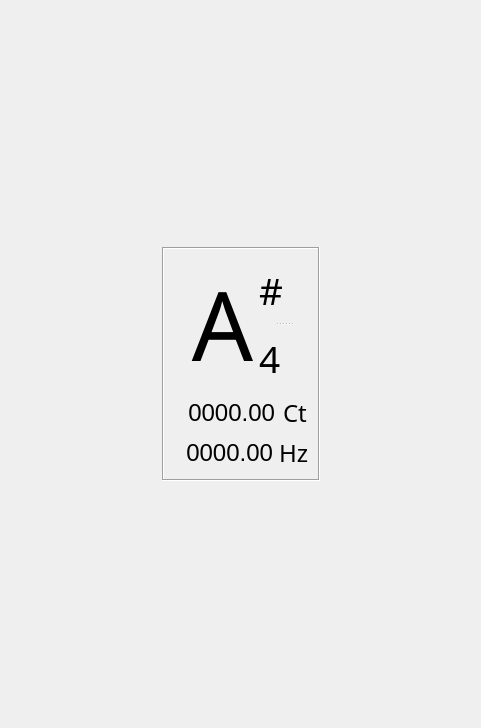
First picture: the form in src/ui/tuner.ui, repository StevenBaby/musico, before the edit.
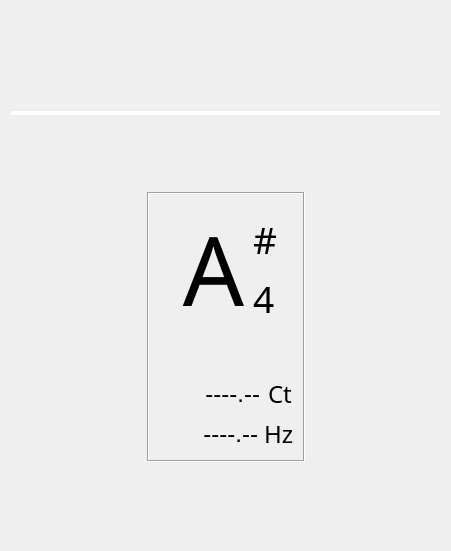
Second picture: the form after the edit.

What changed in the file:
```diff
--- a/src/ui/tuner.ui
+++ b/src/ui/tuner.ui
@@ -6,8 +6,8 @@
    <rect>
     <x>0</x>
     <y>0</y>
-    <width>481</width>
-    <height>728</height>
+    <width>451</width>
+    <height>551</height>
    </rect>
   </property>
   <property name="windowTitle">
@@ -15,9 +15,60 @@
   </property>
   <layout class="QVBoxLayout" name="verticalLayout_2">
    <item>
+    <widget class="QSplitter" name="splitter">
+     <property name="styleSheet">
+      <string notr="true">QSplitter::handle {
+	background-color: rgb(255, 255, 255);
+	border-color: rgb(0, 0, 0);
+}</string>
+     </property>
+     <property name="frameShape">
+      <enum>QFrame::NoFrame</enum>
+     </property>
+     <property name="frameShadow">
+      <enum>QFrame::Plain</enum>
+     </property>
+     <property name="orientation">
+      <enum>Qt::Vertical</enum>
+     </property>
+     <property name="opaqueResize">
+      <bool>true</bool>
+     </property>
+     <widget class="QFrame" name="frame_2">
+      <property name="minimumSize">
+       <size>
+        <width>0</width>
+        <height>100</height>
+       </size>
+      </property>
+      <property name="frameShape">
+       <enum>QFrame::NoFrame</enum>
+      </property>
+      <property name="frameShadow">
+       <enum>QFrame::Plain</enum>
+      </property>
+      <layout class="QVBoxLayout" name="verticalLayout_3">
+       <property name="spacing">
+        <number>0</number>
+       </property>
+       <property name="leftMargin">
+        <number>0</number>
+       </property>
+       <property name="topMargin">
+        <number>0</number>
+       </property>
+       <property name="rightMargin">
+        <number>0</number>
+       </property>
+       <property name="bottomMargin">
+        <number>0</number>
+       </property>
+       <item>
     <layout class="QVBoxLayout" name="buffer_layout"/>
    </item>
-   <item>
+      </layout>
+     </widget>
+     <widget class="QWidget" name="">
     <layout class="QHBoxLayout" name="horizontalLayout_3">
      <item>
       <spacer name="horizontalSpacer">
@@ -49,6 +100,9 @@
        <layout class="QVBoxLayout" name="verticalLayout">
         <item>
          <layout class="QHBoxLayout" name="horizontalLayout">
+            <property name="spacing">
+             <number>0</number>
+            </property>
           <item>
            <widget class="QLabel" name="note">
             <property name="font">
@@ -66,10 +120,15 @@
            </widget>
           </item>
           <item>
-           <widget class="QSplitter" name="splitter">
-            <property name="orientation">
-             <enum>Qt::Vertical</enum>
-            </property>
+             <widget class="QWidget" name="widget1" native="true">
+              <property name="maximumSize">
+               <size>
+                <width>50</width>
+                <height>16777215</height>
+               </size>
+              </property>
+              <layout class="QVBoxLayout" name="verticalLayout_4">
+               <item>
             <widget class="QLabel" name="accidental">
              <property name="sizePolicy">
               <sizepolicy hsizetype="Fixed" vsizetype="Fixed">
@@ -79,7 +138,7 @@
              </property>
              <property name="maximumSize">
               <size>
-               <width>50</width>
+                   <width>30</width>
                <height>16777215</height>
               </size>
              </property>
@@ -96,6 +155,8 @@
               <set>Qt::AlignLeading|Qt::AlignLeft|Qt::AlignVCenter</set>
              </property>
             </widget>
+               </item>
+               <item>
             <widget class="QLabel" name="number">
              <property name="sizePolicy">
               <sizepolicy hsizetype="Fixed" vsizetype="Fixed">
@@ -105,7 +166,7 @@
              </property>
              <property name="maximumSize">
               <size>
-               <width>50</width>
+                   <width>30</width>
                <height>16777215</height>
               </size>
              </property>
@@ -122,10 +183,52 @@
               <set>Qt::AlignLeading|Qt::AlignLeft|Qt::AlignVCenter</set>
              </property>
             </widget>
+               </item>
+              </layout>
            </widget>
           </item>
          </layout>
         </item>
+          <item>
+           <widget class="QWidget" name="centbar_widget" native="true">
+            <property name="minimumSize">
+             <size>
+              <width>0</width>
+              <height>30</height>
+             </size>
+            </property>
+            <property name="maximumSize">
+             <size>
+              <width>16777215</width>
+              <height>30</height>
+             </size>
+            </property>
+            <layout class="QHBoxLayout" name="horizontalLayout_5">
+             <property name="spacing">
+              <number>0</number>
+             </property>
+             <property name="leftMargin">
+              <number>0</number>
+             </property>
+             <property name="topMargin">
+              <number>0</number>
+             </property>
+             <property name="rightMargin">
+              <number>0</number>
+             </property>
+             <property name="bottomMargin">
+              <number>0</number>
+             </property>
+             <item>
+              <layout class="QVBoxLayout" name="centbar_layout">
+               <property name="spacing">
+                <number>0</number>
+               </property>
+              </layout>
+             </item>
+            </layout>
+           </widget>
+          </item>
         <item>
          <layout class="QHBoxLayout" name="horizontalLayout_8">
           <item>
@@ -149,7 +252,7 @@
              </font>
             </property>
             <property name="text">
-             <string>0000.00</string>
+               <string>----.--</string>
             </property>
             <property name="alignment">
              <set>Qt::AlignRight|Qt::AlignTrailing|Qt::AlignVCenter</set>
@@ -203,7 +306,7 @@
              </font>
             </property>
             <property name="text">
-             <string>0000.00</string>
+               <string>----.--</string>
             </property>
             <property name="alignment">
              <set>Qt::AlignRight|Qt::AlignTrailing|Qt::AlignVCenter</set>
@@ -248,6 +351,8 @@
       </spacer>
      </item>
     </layout>
+     </widget>
+    </widget>
    </item>
   </layout>
  </widget>
```
Lines whose indentation alone changed are shown as unchanged.
